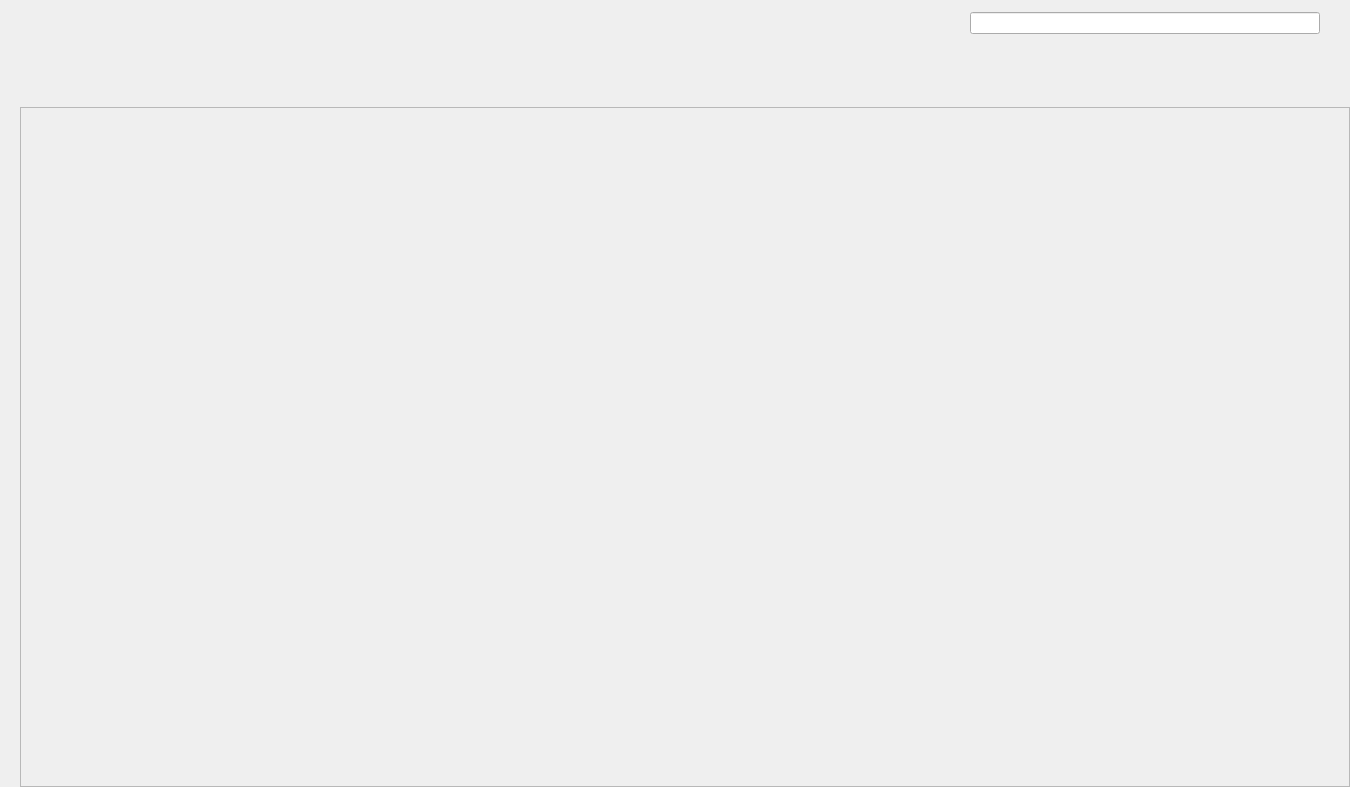
First picture: the form in client/BiliVideoPlayerSystem/homepagewidget.ui, repository shilinnull/BiliVideoPlayer, before the edit.
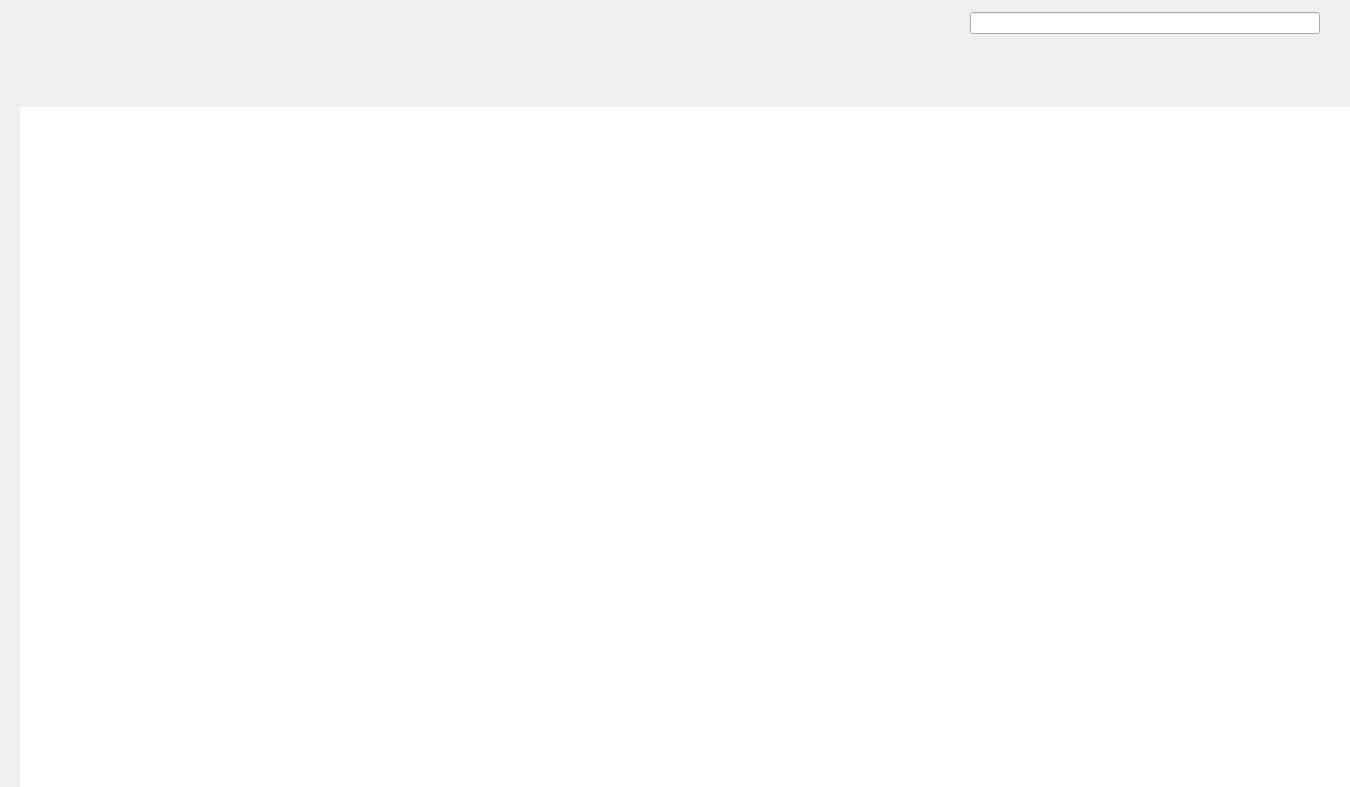
Second picture: the form after the edit. Custom widgets are drawn as their Qt base class.

Commit message: 添加videoBoxUI

Patch:
```diff
--- a/client/BiliVideoPlayerSystem/homepagewidget.ui
+++ b/client/BiliVideoPlayerSystem/homepagewidget.ui
@@ -274,6 +274,44 @@
       </property>
       <item>
        <widget class="QScrollArea" name="videoScroll">
+        <property name="styleSheet">
+         <string notr="true">#videoScroll
+{ 
+	border : none; 
+}
+
+#videoScroll QScrollBar:vertical /*垂直滚动条*/ 
+{ 
+	border : none; 
+	background-color : #FFFFFF; 
+	width : 10px;
+}
+
+#videoScroll QScrollBar::handle:vertical
+{ 
+	/*设置垂直滚动条⼿柄*/ 
+	border : none; 
+	border-radius : 5px;
+	background-color : #E8E8E8; 
+	min-height: 134px;
+}
+
+#videoScroll QScrollBar::handle:vertical:hover
+{
+	background-color : #D0D0D0;
+}
+
+#videoScroll QScrollBar::add-line:vertical,
+#videoScroll QScrollBar::sub-line:vertical,
+#videoScroll QScrollBar::up-arrow:vertical, 
+#videoScroll QScrollBar::down-arrow:vertical 
+{ 
+	border:none;
+	width: 0px; 
+	height: 0px; 
+	background: none;
+}</string>
+        </property>
         <property name="horizontalScrollBarPolicy">
          <enum>Qt::ScrollBarPolicy::ScrollBarAlwaysOff</enum>
         </property>
@@ -285,10 +323,16 @@
           <rect>
            <x>0</x>
            <y>0</y>
-           <width>1328</width>
-           <height>678</height>
+           <width>1330</width>
+           <height>680</height>
           </rect>
          </property>
+         <property name="styleSheet">
+          <string notr="true">#scrollAreaWidgetContents
+{ 
+	background-color: #FFFFFF;
+}</string>
+         </property>
          <layout class="QVBoxLayout" name="verticalLayout_5">
           <property name="spacing">
            <number>20</number>
```
The commit also changes 9 other files.
